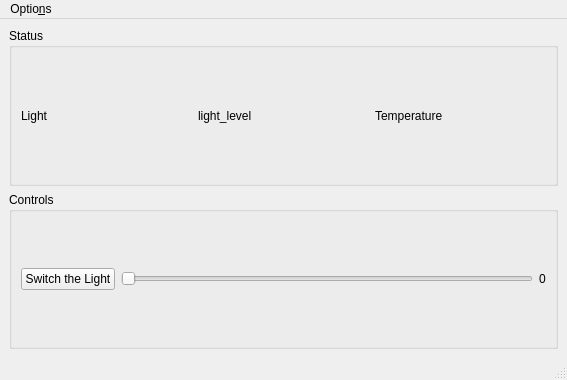
ChatzigeorgiouGroup/OptoWorld, file qt5_app/mainwindow.ui: the form before one commit.
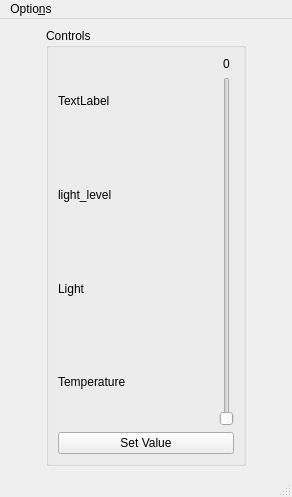
The form after the commit.

Diff of the .ui file:
```diff
--- a/qt5_app/mainwindow.ui
+++ b/qt5_app/mainwindow.ui
@@ -6,25 +6,42 @@
    <rect>
     <x>0</x>
     <y>0</y>
-    <width>567</width>
-    <height>380</height>
+    <width>292</width>
+    <height>497</height>
    </rect>
   </property>
   <property name="windowTitle">
    <string>MainWindow</string>
   </property>
   <widget class="QWidget" name="centralwidget">
+   <layout class="QGridLayout" name="gridLayout_2">
+    <item row="0" column="0">
+     <widget class="QGroupBox" name="groupBox">
+      <property name="sizePolicy">
+       <sizepolicy hsizetype="Minimum" vsizetype="Preferred">
+        <horstretch>0</horstretch>
+        <verstretch>0</verstretch>
+       </sizepolicy>
+      </property>
+      <property name="maximumSize">
+       <size>
+        <width>200</width>
+        <height>16777215</height>
+       </size>
+      </property>
+      <property name="title">
+       <string>Controls</string>
+      </property>
+      <property name="alignment">
+       <set>Qt::AlignLeading|Qt::AlignLeft|Qt::AlignTop</set>
+      </property>
    <layout class="QGridLayout" name="gridLayout">
     <item row="0" column="0">
-     <widget class="QGroupBox" name="groupBox_2">
-      <property name="title">
-       <string>Status</string>
-      </property>
-      <layout class="QHBoxLayout" name="horizontalLayout">
+        <layout class="QVBoxLayout" name="verticalLayout">
        <item>
-        <widget class="QLabel" name="label_status_light">
+          <widget class="QLabel" name="label_mqtt_status">
          <property name="text">
-          <string>Light</string>
+            <string>TextLabel</string>
          </property>
         </widget>
        </item>
@@ -35,6 +52,13 @@
          </property>
         </widget>
        </item>
+         <item>
+          <widget class="QLabel" name="label_status_light">
+           <property name="text">
+            <string>Light</string>
+           </property>
+          </widget>
+         </item>
        <item>
         <widget class="QLabel" name="label_status_temperature">
          <property name="text">
@@ -43,44 +67,65 @@
         </widget>
        </item>
       </layout>
-     </widget>
-    </item>
-    <item row="1" column="0">
-     <widget class="QGroupBox" name="groupBox">
-      <property name="title">
-       <string>Controls</string>
-      </property>
-      <layout class="QGridLayout" name="gridLayout_2">
-       <item row="1" column="0">
-        <layout class="QHBoxLayout" name="horizontalLayout_2">
+       </item>
+       <item row="0" column="2">
+        <layout class="QVBoxLayout" name="verticalLayout_2">
          <item>
-          <widget class="QPushButton" name="button_lightswitch">
+          <widget class="QLabel" name="label_light">
            <property name="text">
-            <string>Switch the Light</string>
+            <string>0</string>
            </property>
-           <property name="checkable">
-            <bool>false</bool>
+           <property name="alignment">
+            <set>Qt::AlignCenter</set>
            </property>
           </widget>
          </item>
          <item>
           <widget class="QSlider" name="slider_light">
            <property name="maximum">
-            <number>100</number>
+            <number>255</number>
            </property>
+           <property name="orientation">
+            <enum>Qt::Vertical</enum>
+           </property>
+           <property name="invertedAppearance">
+            <bool>false</bool>
+           </property>
+           <property name="invertedControls">
+            <bool>false</bool>
+           </property>
+           <property name="tickPosition">
+            <enum>QSlider::NoTicks</enum>
+           </property>
+           <property name="tickInterval">
+            <number>10</number>
+           </property>
+          </widget>
+         </item>
+        </layout>
+       </item>
+       <item row="1" column="0" colspan="3">
+        <widget class="QPushButton" name="button_lightswitch">
+         <property name="text">
+          <string>Set Value</string>
+         </property>
+         <property name="checkable">
+          <bool>false</bool>
+         </property>
+        </widget>
+       </item>
+       <item row="0" column="1">
+        <spacer name="horizontalSpacer">
            <property name="orientation">
             <enum>Qt::Horizontal</enum>
            </property>
-          </widget>
-         </item>
-         <item>
-          <widget class="QLabel" name="label_light">
-           <property name="text">
-            <string>0</string>
-           </property>
-          </widget>
-         </item>
-        </layout>
+         <property name="sizeHint" stdset="0">
+          <size>
+           <width>40</width>
+           <height>20</height>
+          </size>
+         </property>
+        </spacer>
        </item>
       </layout>
      </widget>
@@ -92,7 +137,7 @@
     <rect>
      <x>0</x>
      <y>0</y>
-     <width>567</width>
+     <width>292</width>
      <height>30</height>
     </rect>
    </property>
```
Left out of the diff: 12 changed lines with no effect on the pictures. Lines whose indentation alone changed are shown as unchanged.
